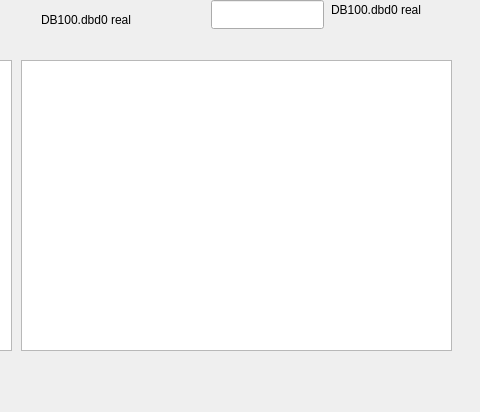
Before: the Qt Designer form scr3.ui in shateks/ibh-link-s7-python-app, drawn with Qt 5; both pictures show x 429 to 909 and y 330 to 742 of the 909 by 742 pixel window.
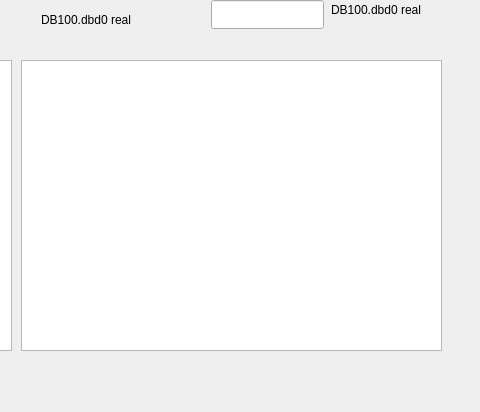
After: the same form once the commit is applied.

The edit to the form file:
```diff
--- a/scr3.ui
+++ b/scr3.ui
@@ -755,12 +755,12 @@
 M10.6 Błąd 7 eeeeeeeeeeeeeeeeeeeeeeeeeeeeeeeeeeeeeeeeeeeeeeeeeeeeeeeeeeeeeeeeeeeeeeeeeeeeeeeeeeeeeeaaaaaaaaaaaaaaaaaaaa</string>
    </property>
   </widget>
-  <widget class="QTableView" name="tableView">
+  <widget class="QListView" name="listView_2">
    <property name="geometry">
     <rect>
      <x>450</x>
      <y>390</y>
-     <width>431</width>
+     <width>421</width>
      <height>291</height>
     </rect>
    </property>
```
Left out of the diff: 22 changed lines with no effect on the pictures.
